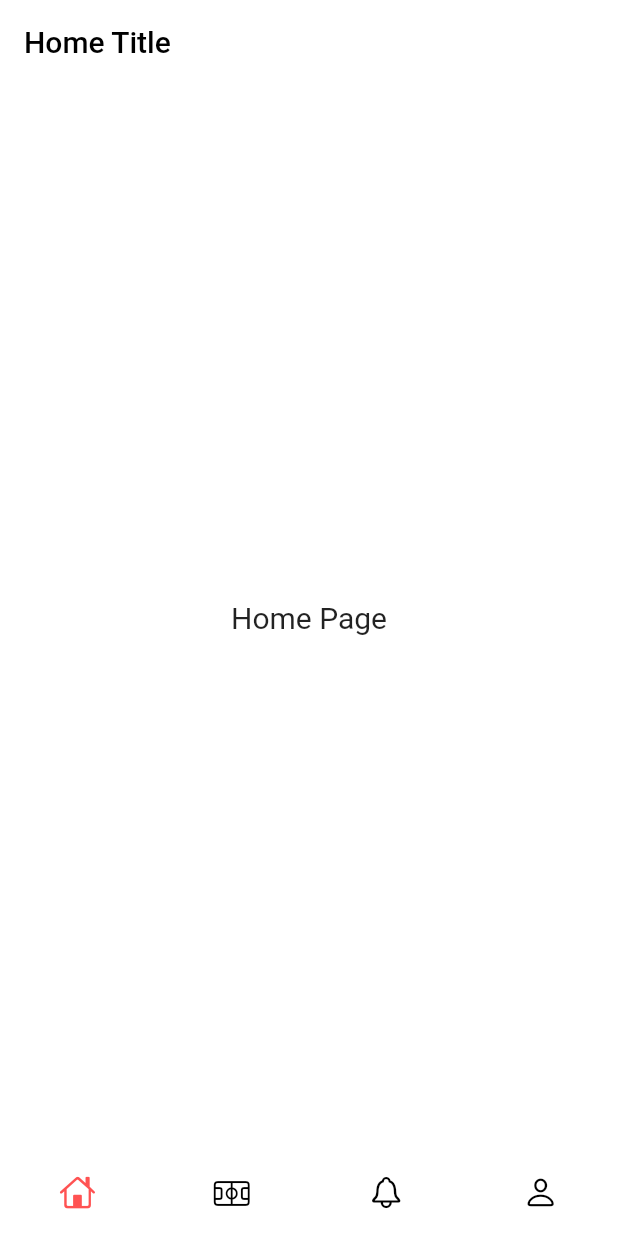
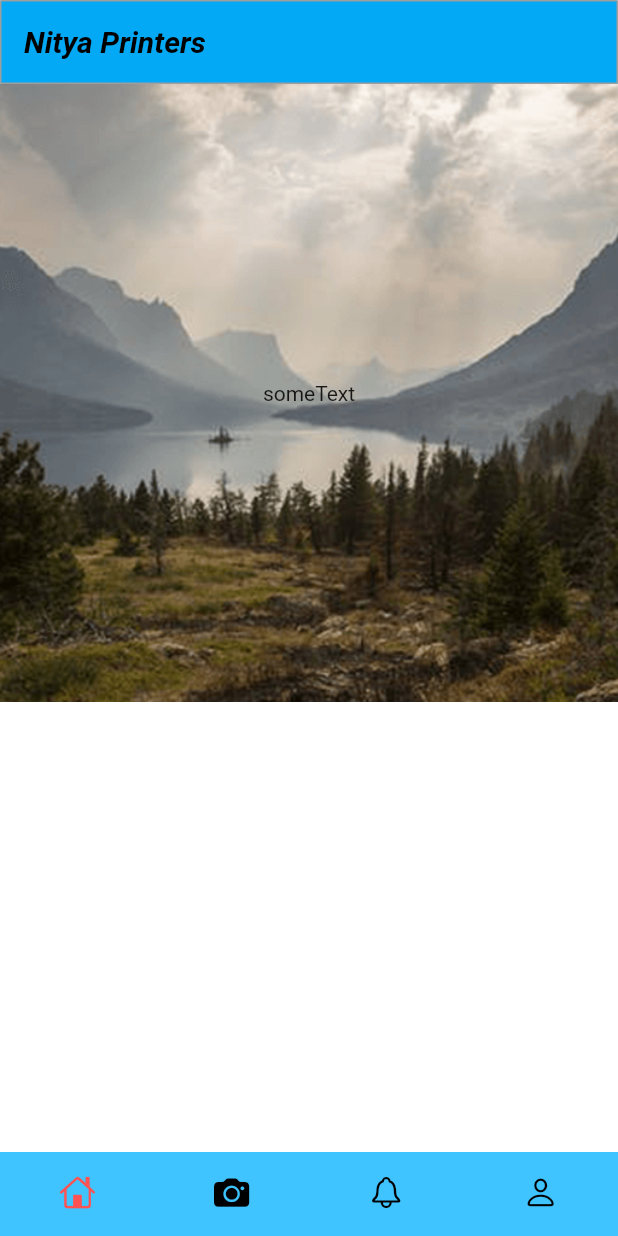
Before and after one commit to prav712/flutter-getx-bottom-navigation-example, a Flutter app: the screen it shows after launch, on a phone screen of 412 x 824 dp. Run offline on Flutter 3.47's test engine with Material 2 defaults, Android fonts, the phone set to English and light mode, and no system bars; our stand-ins replace get.

Commit message:
Test commit

```diff
--- a/lib/constants/constants.dart
+++ b/lib/constants/constants.dart
@@ -0,0 +1,2 @@
+const String HOME_TITLE= "Nitya Printers";
+const String HOME_PAGE_TEXT= "नरेन्द्र दामोदरदास मोदी[a] (उच्चारण सहायता·सूचना, गुजराती: નરેંદ્ર દામોદરદાસ મોદી; जन्म: भारांग: भाद्रपद 26, 1872 / ग्रेगोरी कैलेण्डर: सितम्बर 17, 1950) 26 मई 2014 से अब तक लगातार दूसरी बार वे भारत के प्रधानमन्त्री बने हैं तथा वाराणसी से लोकसभा सांसद भी चुने गये हैं।[2][3] वे भारत के प्रधानमन्त्री पद पर आसीन होने वाले स्वतन्त्र भारत में जन्मे प्रथम व्यक्ति हैं। इससे पहले वे 7 अक्तूबर 2001 से 22 मई 2014 तक गुजरात राज्य के मुख्यमन्त्री रह चुके हैं। मोदी भारतीय जनता पार्टी (भाजपा) एवं राष्ट्रीय स्वयंसेवक संघ (आरएसएस) के सदस्य हैं।[4]";
--- a/lib/pages/dashboard/dashboard_page.dart
+++ b/lib/pages/dashboard/dashboard_page.dart
@@ -33,7 +33,7 @@ class DashboardPage extends StatelessWidget {
             showSelectedLabels: false,
             showUnselectedLabels: false,
             type: BottomNavigationBarType.fixed,
-            backgroundColor: Colors.white,
+            backgroundColor: Colors.lightBlueAccent,
             elevation: 0,
             items: [
               _bottomNavigationBarItem(
@@ -41,8 +41,8 @@ class DashboardPage extends StatelessWidget {
                 label: 'Home',
               ),
               _bottomNavigationBarItem(
-                icon: CupertinoIcons.sportscourt,
-                label: 'News',
+                icon: CupertinoIcons.camera_fill,
+                label: 'Gallery',
               ),
               _bottomNavigationBarItem(
                 icon: CupertinoIcons.bell,
--- a/lib/pages/home/home_page.dart
+++ b/lib/pages/home/home_page.dart
@@ -1,5 +1,6 @@
 import 'package:flutter/material.dart';
 import 'package:get/get.dart';
+import 'package:getx_app/constants/constants.dart';
 
 import 'home_controller.dart';
 
@@ -9,19 +10,25 @@ class HomePage extends GetView<HomeController> {
     return Scaffold(
       appBar: AppBar(
         title: Text(
-          controller.title,
-          style: TextStyle(color: Colors.black),
+          HOME_TITLE,
+          style: TextStyle(color: Colors.black,
+          fontStyle: FontStyle.italic,
+          fontWeight: FontWeight.bold,),
         ),
         elevation: 0,
-        backgroundColor: Colors.white,
+        backgroundColor: Colors.lightBlue,
+        shape: RoundedRectangleBorder(
+            borderRadius: BorderRadius.circular(1.0),
+            side: BorderSide(color: Colors.grey)
+        ),
       ),
-      body: Container(
-        child: Center(
-          child: Text(
-            "Home Page",
-            style: TextStyle(fontSize: 20),
-          ),
-        ),
+      body: Stack(
+          alignment: Alignment.center,
+          children: <Widget>[
+            new Image.asset(
+              "assets/images/scene1.png",),
+            Text("someText"),
+          ]
       ),
     );
   }
```
Also changed, not shown: pubspec.yaml (+10 -1 lines).
